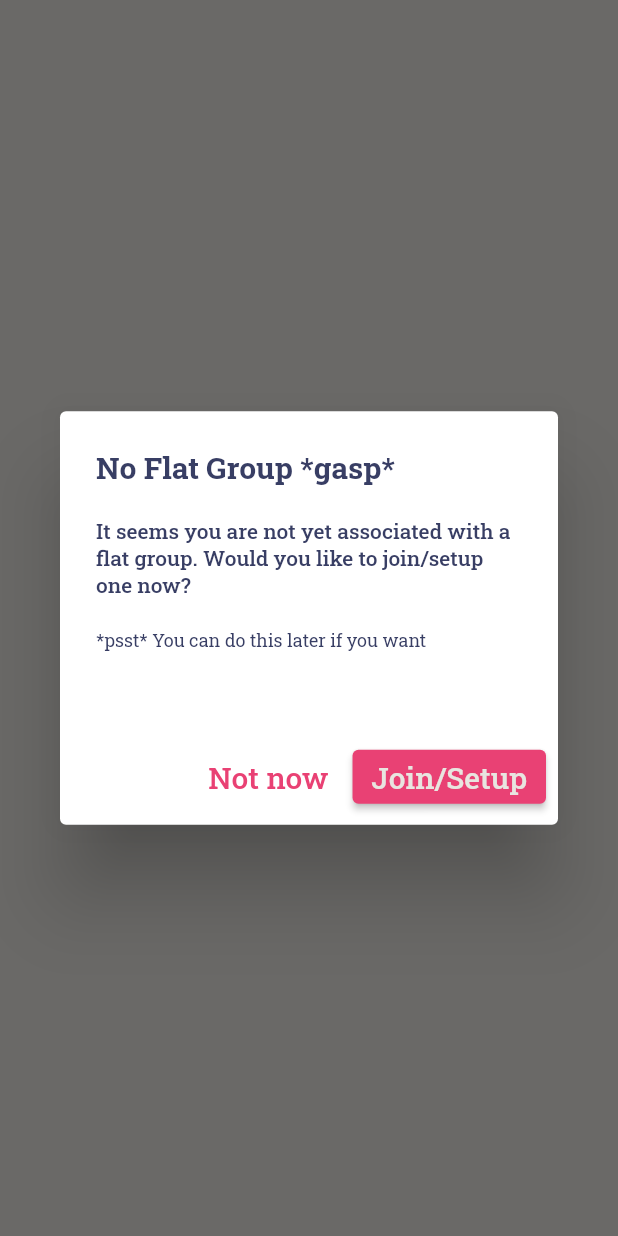
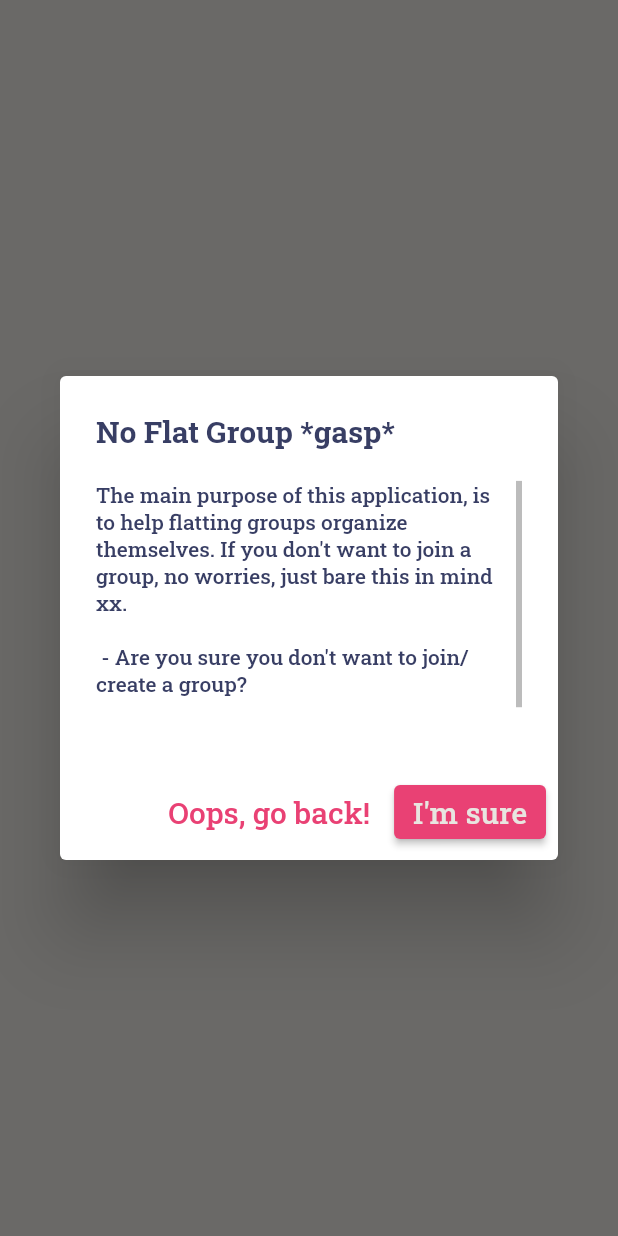
Before and after one commit to HonsonCooky/Flat-Out-Management, a Flutter app: what showAlertDialog() shows on an empty page, opened directly, on a phone screen of 412 x 824 dp. Run offline on Flutter 3.47's test engine with Material 2 defaults, Android fonts, the phone set to English and light mode, and no system bars; our stand-ins replace google_fonts; generated files the repository leaves out were written again; network calls fail.

```diff
--- a/flat_out_app/lib/components/molecules/toast_page.dart
+++ b/flat_out_app/lib/components/molecules/toast_page.dart
@@ -36,7 +36,7 @@ abstract class ToastWrapper extends StatefulWidget {
       dismissDirection: DismissDirection.horizontal,
       content: Text("The developer of this app did an oopsie\nReference: ${id}",
           style: Theme.of(context).textTheme.bodyText2),
-      backgroundColor: Theme.of(context).errorColor.withAlpha(150),
+      backgroundColor: Theme.of(context).errorColor,
     ));
   }
 }
--- a/flat_out_app/lib/core/backend_management/http_requests.dart
+++ b/flat_out_app/lib/core/backend_management/http_requests.dart
@@ -51,11 +51,14 @@ class FomReq {
   /**
    * Initiate a post request, given a sub url, body, and optional headers.
    */
-  static Future<FomRes> _post(String subUrl, Map jsonBody, [String authHeader = ""]) async {
+  static Future<FomRes> _post({required String subUrl, Map? jsonBody, String? authHeader}) async {
     Uri url = Uri.parse("$_base/api/$subUrl");
     try {
       Response res = await post(url,
-          headers: {"Content-Type": "application/json", "Authorization": authHeader}, body: json.encode(jsonBody));
+          headers: authHeader != null
+              ? {"Content-Type": "application/json", "Authorization": authHeader}
+              : {"Content-Type": "application/json"},
+          body: jsonBody != null ? jsonEncode(jsonBody) : null);
       return _toFomRes(res);
     } catch (_) {
       return _err;
@@ -74,7 +77,7 @@ class FomReq {
    * Register a user with MongoDB.
    */
   static Future<FomRes> userRegister(String username, String nickname, String password) async {
-    return _post('user/register', {
+    return _post(subUrl: 'user/register', jsonBody: {
       'name': username.trim(),
       'uiName': nickname.trim().length > 0 ? nickname.trim() : null,
       'password': password.trim()
@@ -82,23 +85,30 @@ class FomReq {
   }
 
   /**
+   * Authenticate a user login, returning the FomUser as res.item.
+   */
+  static Future<FomRes> userLogin(String username, String password) async {
+    return _post(subUrl: 'user/get', jsonBody: {'name': username, 'password': password});
+  }
+
+  /**
    * Register a group with MongoDB.
    */
   static Future<FomRes> groupRegister(String username, String password, String? auth) async {
-    return _post('group/register', {'name': username, 'password': password}, auth ?? "");
-  }
-
-  /**
-   * Authenticate a user login, returning the FomUser as res.itm.
-   */
-  static Future<FomRes> userLogin(String username, String password) async {
-    return _post('user/get', {'name': username, 'password': password});
+    return _post(subUrl: 'group/register', jsonBody: {'name': username, 'password': password}, authHeader: auth);
   }
 
   /**
    * Access a group. Although the token is optional, it's not actually.
    */
   static Future<FomRes> groupGet(FomAssociation association, String token) async {
-    return _post('group/${association.ref}/get', json.decode(""), token);
+    return _post(subUrl: 'group/${association.ref}/get', authHeader: token);
+  }
+
+  /**
+   * Authenticate a user join a group, returning the FomGroup as res.item.
+   */
+  static Future<FomRes> groupJoin(String username, String password, String token) async {
+    return _post(subUrl: 'group/join', jsonBody: {'name': username, 'password': password}, authHeader: token);
   }
 }
--- a/flat_out_app/lib/screens/auth_flow/auth_flow.dart
+++ b/flat_out_app/lib/screens/auth_flow/auth_flow.dart
@@ -18,6 +18,10 @@ class _AuthFlowState extends State<AuthFlow> {
 
     return AnimatedSwitcher(
       duration: Duration(milliseconds: 300),
+      transitionBuilder: (Widget child, Animation<double> animation) => FadeTransition(
+        opacity: animation,
+        child: child,
+      ),
       child: curFlow,
     );
   }
--- a/flat_out_app/lib/screens/auth_flow/auth_flow_group_components/group_auth_header.dart
+++ b/flat_out_app/lib/screens/auth_flow/auth_flow_group_components/group_auth_header.dart
@@ -30,7 +30,7 @@ class _GroupAuthHeaderState extends State<GroupAuthHeader> with TickerProviderSt
           HeaderAnimatedSlide(
             controller: _controller,
             curPage: widget.curPage,
-            buttonNames: ["Login", "Signup"],
+            buttonNames: ["Join", "Create"],
             swapPage: widget.swapPage,
           ),
         ],
--- a/flat_out_app/lib/screens/auth_flow/auth_flow_group_components/no_group_alert.dart
+++ b/flat_out_app/lib/screens/auth_flow/auth_flow_group_components/no_group_alert.dart
@@ -6,16 +6,16 @@ class NoGroupAlert {
   static showAlertDialog(BuildContext context) {
     // set up the buttons
     Widget cancelButton = TextButton(
-      child: Text("Not now"),
+      child: Text("Oops, go back!"),
+      onPressed: () {
+        Navigator.of(context).pop();
+      },
+    );
+    Widget createGroupButton = ElevatedButton(
+      child: Text("I'm sure"),
       onPressed: () {
         Navigator.of(context).pop();
         context.read<RuntimeCache>().readyCache();
-      },
-    );
-    Widget createGroupButton = ElevatedButton(
-      child: Text("Join/Setup"),
-      onPressed: () {
-        Navigator.of(context).pop();
       },
     );
 
@@ -23,17 +23,20 @@ class NoGroupAlert {
     AlertDialog alert = AlertDialog(
       title: Text("No Flat Group *gasp*"),
       content: Container(
-        height: MediaQuery.of(context).size.height / 7,
+        height: MediaQuery.of(context).size.height / 5,
         child: Scrollbar(
           isAlwaysShown: true,
+          child: Padding(
+            padding: const EdgeInsets.only(right: 10),
             child: SingleChildScrollView(
               child: Column(
                   mainAxisAlignment: MainAxisAlignment.center,
                   crossAxisAlignment: CrossAxisAlignment.stretch,
                   children: [
                     Text(
-                    "It seems you are not yet associated with a flat group. "
-                    "Would you like to join/setup one now?",
+                      "The main purpose of this application, is to help flatting groups organize themselves. If you "
+                          "don't want to join a group, no worries, just bare this in mind xx."
+                          "\n\n - Are you sure you don't want to join/create a group?",
                       style: Theme.of(context).textTheme.bodyText1,
                     ),
                     Container(
@@ -45,6 +48,7 @@ class NoGroupAlert {
                       textAlign: TextAlign.start,
                     ),
                   ]),
+            ),
           ),
         ),
       ),
--- a/flat_out_app/lib/screens/auth_flow/auth_flow_user_components/user_auth_flow.dart
+++ b/flat_out_app/lib/screens/auth_flow/auth_flow_user_components/user_auth_flow.dart
@@ -21,7 +21,7 @@ class _UserAuthFlowState extends State<UserAuthFlow> {
   void initState() {
     super.initState();
     _loginPage = UserLoginPage();
-    _signupPage = UserSignupPage(swapPageUser);
+    _signupPage = UserSignupPage();
     _curPage = _loginPage;
   }
 
--- a/flat_out_app/lib/screens/auth_flow/auth_flow_user_components/user_login_page.dart
+++ b/flat_out_app/lib/screens/auth_flow/auth_flow_user_components/user_login_page.dart
@@ -4,6 +4,7 @@ import 'package:flat_out_app/core/backend_management/runtime_cache.dart';
 import 'package:flat_out_app/core/backend_management/http_requests.dart';
 import 'package:flat_out_app/core/jsons/fom_res.dart';
 import 'package:flat_out_app/core/jsons/fom_user.dart';
+import 'package:flat_out_app/core/jsons/utils/enums.dart';
 import 'package:flutter/material.dart';
 import 'package:provider/provider.dart';
 
@@ -25,8 +26,9 @@ class _UserLoginPageState extends State<UserLoginPage> {
         widget.successToast(res.msg, context);
       } else
         widget.errorToast(res.msg, context);
-    } catch (_) {
-      widget.fuckMeToast("Log001", context);
+    } catch (e) {
+      print("ERROR: ${e}");
+      widget.fuckMeToast("${e}", context);
     }
     setState(() => isLoading = false);
   }
```
Also changed, not shown: flat_out_app/lib/core/backend_management/runtime_cache.dart (+6 -4 lines), flat_out_app/lib/screens/auth_flow/auth_flow_group_components/group_auth_flow.dart (+21 -12 lines), flat_out_app/lib/screens/auth_flow/auth_flow_group_components/group_auth_page_body.dart (+20 -1 lines), flat_out_app/lib/screens/auth_flow/auth_flow_group_components/group_create_page.dart (renamed from flat_out_app/lib/screens/auth_flow/auth_flow_group_components/group_login_page.dart, +29 -12 lines), flat_out_app/lib/screens/auth_flow/auth_flow_group_components/group_join_page.dart (renamed from flat_out_app/lib/screens/auth_flow/auth_flow_group_components/group_signup_page.dart, +12 -29 lines), flat_out_app/lib/screens/auth_flow/auth_flow_user_components/user_signup_page.dart (+6 -7 lines), flat_out_app/lib/screens/fom_base.dart (+18 -6 lines), 3 other files. Lines whose indentation alone changed are shown as unchanged.
